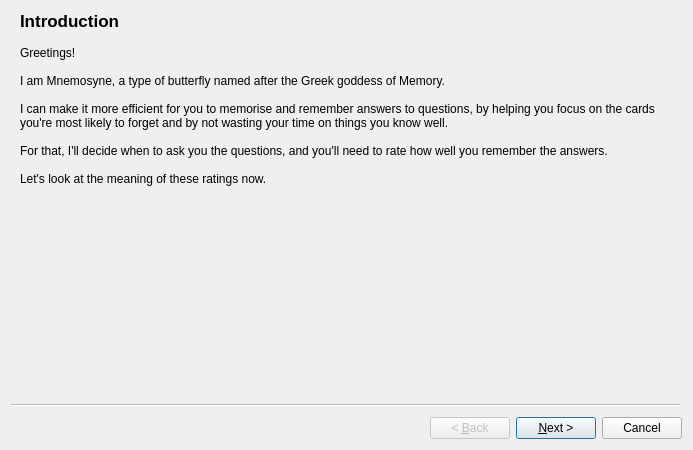
Above: mnemosyne/mnemosyne/pyqt_ui/getting_started_dlg.ui from mnemosyne-proj/mnemosyne before the change. Below: the same form after it.
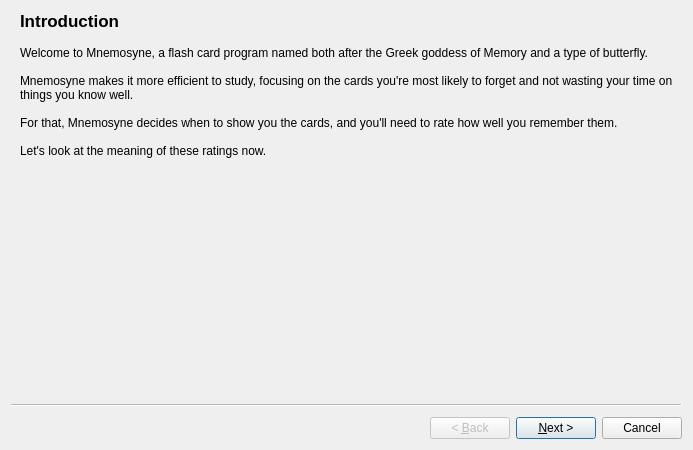
That is the form after the change.

The edit to the form file:
```diff
--- a/mnemosyne/mnemosyne/pyqt_ui/getting_started_dlg.ui
+++ b/mnemosyne/mnemosyne/pyqt_ui/getting_started_dlg.ui
@@ -36,13 +36,11 @@
     <item>
      <widget class="QLabel" name="intro_lbl">
       <property name="text">
-       <string>Greetings!
+       <string>Welcome to Mnemosyne, a flash card program named both after the Greek goddess of Memory and a type of butterfly.
 
-I am Mnemosyne, a type of butterfly named after the Greek goddess of Memory.
+Mnemosyne makes it more efficient to study, focusing on the cards you're most likely to forget and not wasting your time on things you know well.
 
-I can make it more efficient for you to memorise and remember answers to questions, by helping you focus on the cards you're most likely to forget and by not wasting your time on things you know well.
-
-For that, I'll decide when to ask you the questions, and you'll need to rate how well you remember the answers.
+For that, Mnemosyne decides when to show you the cards, and you'll need to rate how well you remember them.
 
 Let's look at the meaning of these ratings now.</string>
       </property>
```
Left out of the diff: 24 changed lines with no effect on the pictures.
